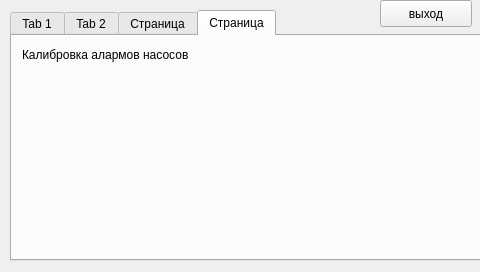
RW9UAO/nsk-v3, file dialogCalibr.ui: the form before one commit.
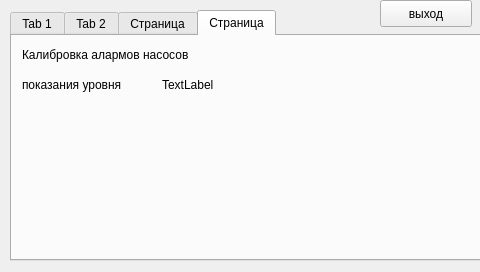
The form after the commit. The open tabs and pages were chosen to show the change.

Diff of the .ui file:
```diff
--- a/dialogCalibr.ui
+++ b/dialogCalibr.ui
@@ -490,6 +490,32 @@
       <string>Калибровка алармов насосов</string>
      </property>
     </widget>
+    <widget class="QLabel" name="label_12">
+     <property name="geometry">
+      <rect>
+       <x>10</x>
+       <y>40</y>
+       <width>131</width>
+       <height>17</height>
+      </rect>
+     </property>
+     <property name="text">
+      <string>показания уровня</string>
+     </property>
+    </widget>
+    <widget class="QLabel" name="i2c_raw_2">
+     <property name="geometry">
+      <rect>
+       <x>150</x>
+       <y>40</y>
+       <width>59</width>
+       <height>17</height>
+      </rect>
+     </property>
+     <property name="text">
+      <string>TextLabel</string>
+     </property>
+    </widget>
    </widget>
   </widget>
   <widget class="QPushButton" name="pushButton">
```
Left out of the diff: 18 changed lines with no effect on the pictures.
